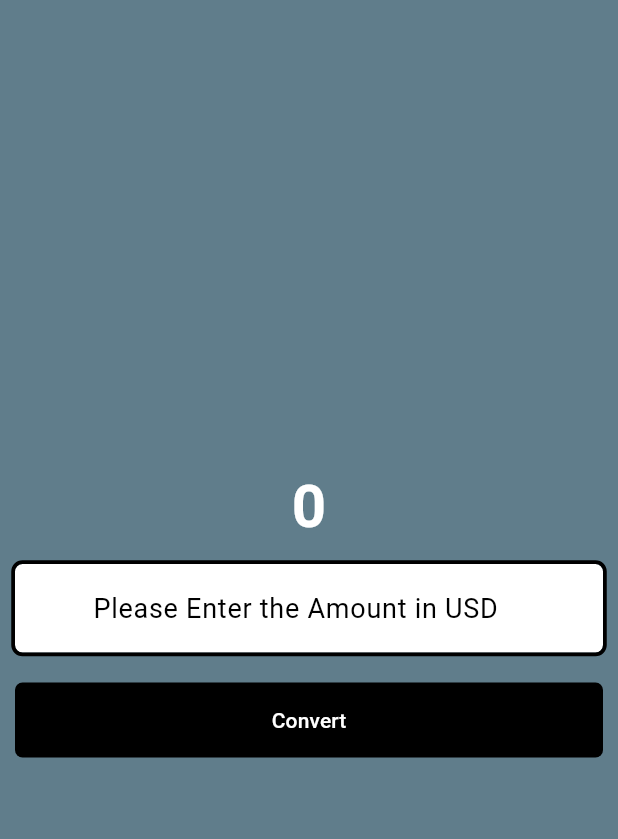
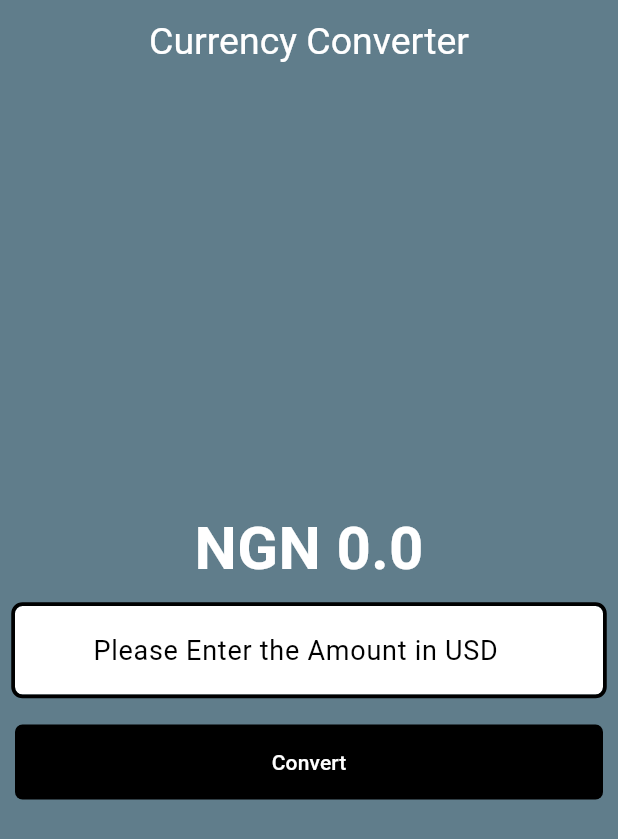
Before and after one commit to silvieee99/Currency-Converter-App, a Flutter app: the screen it shows after launch, after a tap on "Convert", on a phone screen of 412 x 824 dp. Shown: the top 839 px of the screen. Run offline on Flutter 3.47's test engine with Material 3 defaults, Android fonts, the phone set to English and light mode, and no system bars.

Commit message:
updated change on currency converter App

```diff
--- a/lib/currency_converter_material_page.dart
+++ b/lib/currency_converter_material_page.dart
@@ -1,13 +1,41 @@
 //import 'dart:math';
-
-import 'package:flutter/foundation.dart';
+// ADDING FUNCTIONALITIES TO THE CURRENCY CONVERTER APP
+//1.Create a variable that stores the converted currency value (naira)
+//2. Create a fucntion that multiplies the value given by the text field with 1500
+//3. Store the value in the variable that was created
+//4. Display the variable
+//import 'package:flutter/foundation.dart';
 import 'package:flutter/material.dart';
 
-class CurrencyConverterMaterialpage extends StatelessWidget {
-  const CurrencyConverterMaterialpage({super.key});
+class CurrencyConverterMaterialPage extends StatefulWidget {
+  const CurrencyConverterMaterialPage({super.key});
+
   @override
-  //Build context tells you the location of a particular widget in a widget tree
+  State<CurrencyConverterMaterialPage> createState() =>
+      _CurrencyConverterMaterialPageState();
+}
+
+class _CurrencyConverterMaterialPageState
+    extends State<CurrencyConverterMaterialPage> {
+  double result = 0;
+  //Don't call a controller in a buld function, it will slow it down or make it expensive
+
+  final TextEditingController textEditingController = TextEditingController();
+
+  //Init state is what gets executed before the build function
+
+  /*
+  @override
+   void initState() {
+    super.initState();
+    print('rebuilt');
+  } */
+
+  @override
+  //Always keep the build function as simple as possible, Don't run asyncronous tasks in it
   Widget build(BuildContext context) {
+    //print('rebuilt');
+
     final border = OutlineInputBorder(
       borderSide: const BorderSide(
         color: Colors.black,
@@ -19,6 +47,15 @@ class CurrencyConverterMaterialpage extends StatelessWidget {
     );
     return Scaffold(
       backgroundColor: Colors.blueGrey,
+      appBar: AppBar(
+        backgroundColor: Colors.blueGrey,
+        elevation: 0,
+        title: const Text(
+          "Currency Converter",
+          style: TextStyle(color: Colors.white, fontSize: 25),
+        ),
+        centerTitle: true,
+      ),
       body: Center(
         child: Column(
           mainAxisAlignment: MainAxisAlignment.center, //vertical center
@@ -26,9 +63,12 @@ class CurrencyConverterMaterialpage extends StatelessWidget {
           children: [
             //right click text- then refactor, wrap in container
             //To remove container and it's properties, right click and select remove widgets
-            const Text(
-              '0',
-              style: TextStyle(
+            Text(
+              // to convert int -> string = integervalue.toString()
+              //to convert string -> int = int.parse(Stringvalue)
+              'NGN $result',
+
+              style: const TextStyle(
                 color: Colors.white,
                 fontSize: 40,
                 fontWeight: FontWeight.w600,
@@ -41,6 +81,7 @@ class CurrencyConverterMaterialpage extends StatelessWidget {
               padding: const EdgeInsets.all(10.0),
               //margin: const EdgeInsets.all(8.0),
               child: TextField(
+                controller: textEditingController,
                 //You can't add const to a parent widget, "Input Decoration" for example
                 style: const TextStyle(color: Colors.black),
                 decoration: InputDecoration(
@@ -65,9 +106,17 @@ class CurrencyConverterMaterialpage extends StatelessWidget {
               child: TextButton(
                 //Pass a void function
                 onPressed: () {
-                  if (kDebugMode) {
+                  /* if (kDebugMode) {
                     print('clicked me');
-                  }
+                  } */
+                  print(textEditingController.text);
+                  //double.parse converts the string to a double
+
+                  setState(() {
+                    result = double.parse(textEditingController.text) * 1500;
+                  });
+                  //call the build function here
+                  //build(context);
                 },
 
                 style: TextButton.styleFrom(
@@ -110,5 +159,17 @@ class CurrencyConverterMaterialpage extends StatelessWidget {
         ),
       ),
     );
+    //return const Scaffold();
   }
 }
+
+/* //A stateless widget is immutable, you can't change anything on the screen with it
+class CurrencyConverterMaterialpagee extends StatelessWidget {
+  const CurrencyConverterMaterialpagee({super.key});
+
+  @override
+  //Build context tells you the location of a particular widget in a widget tree
+  Widget build(BuildContext context) {
+
+  }
+} */
--- a/lib/main.dart
+++ b/lib/main.dart
@@ -26,7 +26,7 @@ class MyApp extends StatelessWidget {
     //with scaffold you can add headers, footers etc
     //MaterialApp takes care of the overall theming
     //Material App looks after the global design meanwhile scaffold handles the local design of the pages
-    return const MaterialApp(home: CurrencyConverterMaterialpage());
+    return const MaterialApp(home: CurrencyConverterMaterialPage());
   }
 }
 
```
